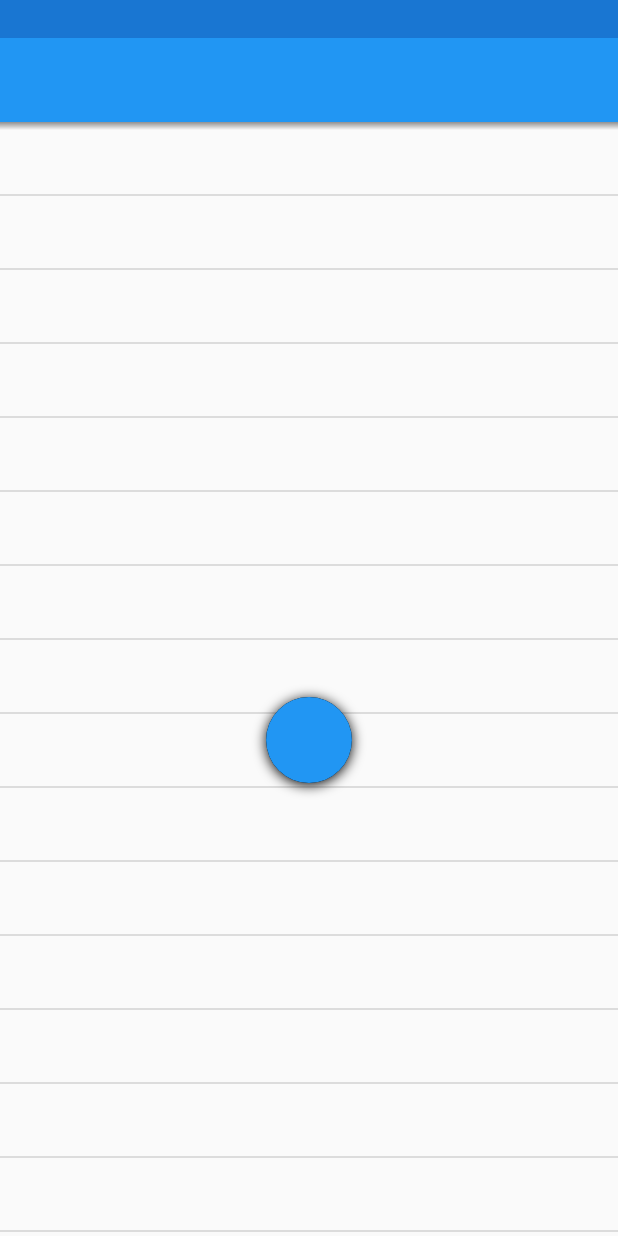
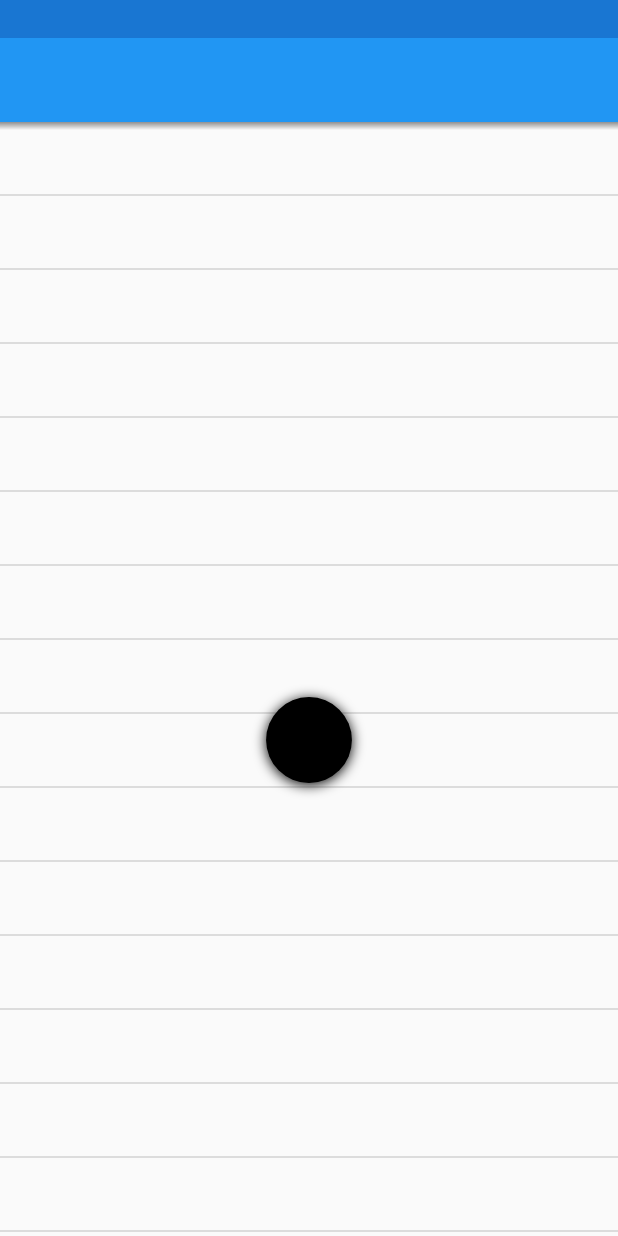
Before and after one commit to recruit-lifestyle/WaveSwipeRefreshLayout, an Android app: the screen it shows after launch (MainActivity), on a phone screen of 412 x 824 dp. Run offline under Robolectric (Android 15) with nearby library versions, the phone set to English and light mode, and no system bars.

Commit message:
Fixed : #2 Custom color - instead of blue

```diff
--- a/library/src/main/java/jp/co/recruit_lifestyle/android/widget/WaveSwipeRefreshLayout.java
+++ b/library/src/main/java/jp/co/recruit_lifestyle/android/widget/WaveSwipeRefreshLayout.java
@@ -646,6 +646,10 @@ public class WaveSwipeRefreshLayout extends ViewGroup
     mWaveView.setShadowRadius(radius);
   }
 
+  public void setWaveColor(int color){
+    mWaveView.setWaveColor(color);
+  }
+
   private static int makeMeasureSpecExactly(int length) {
     return MeasureSpec.makeMeasureSpec(length, MeasureSpec.EXACTLY);
   }
--- a/library/src/main/java/jp/co/recruit_lifestyle/android/widget/WaveView.java
+++ b/library/src/main/java/jp/co/recruit_lifestyle/android/widget/WaveView.java
@@ -630,4 +630,9 @@ public class WaveView extends View implements ViewTreeObserver.OnPreDrawListener
   public void setShadowRadius(int radius) {
     mShadowPaint.setShadowLayer(radius, 0.0f, 2.0f, SHADOW_COLOR);
   }
+
+  public void setWaveColor(int color) {
+    mPaint.setColor(color);
+    invalidate();
+  }
 }
--- a/sample/src/main/java/jp/co/recruit_lifestyle/sample/MainActivity.java
+++ b/sample/src/main/java/jp/co/recruit_lifestyle/sample/MainActivity.java
@@ -12,7 +12,6 @@ import android.widget.ArrayAdapter;
 import android.widget.ListView;
 import java.util.ArrayList;
 import jp.co.recruit_lifestyle.android.widget.WaveSwipeRefreshLayout;
-
 
 public class MainActivity extends AppCompatActivity implements WaveSwipeRefreshLayout.OnRefreshListener {
 
@@ -35,6 +34,7 @@ public class MainActivity extends AppCompatActivity implements WaveSwipeRefreshL
     mWaveSwipeRefreshLayout = (WaveSwipeRefreshLayout) findViewById(R.id.main_swipe);
     mWaveSwipeRefreshLayout.setColorSchemeColors(Color.WHITE, Color.WHITE);
     mWaveSwipeRefreshLayout.setOnRefreshListener(this);
+    mWaveSwipeRefreshLayout.setWaveColor(0x00000000);
     //mWaveSwipeRefreshLayout.setMaxDropHeight(1500);
 
     mListview = (ListView) findViewById(R.id.main_list);
--- a/sample/src/main/res/layout/activity_main.xml
+++ b/sample/src/main/res/layout/activity_main.xml
@@ -16,11 +16,11 @@
 
   <RelativeLayout
       android:layout_width="match_parent"
-      android:layout_height="wrap_content"
+      android:layout_height="0dp"
       android:layout_weight="1"
       >
 
-    <Toolbar
+    <android.support.v7.widget.Toolbar
         android:layout_height="wrap_content"
         android:layout_width="match_parent"
         android:minHeight="?attr/actionBarSize"
```
